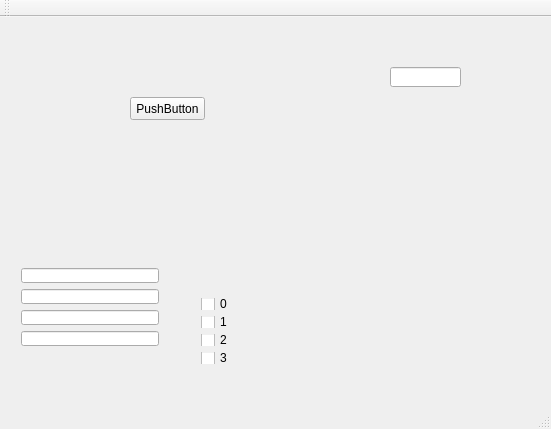
Freitag-fri/Ai-first-program, file mainwindow.ui: the form before one commit.
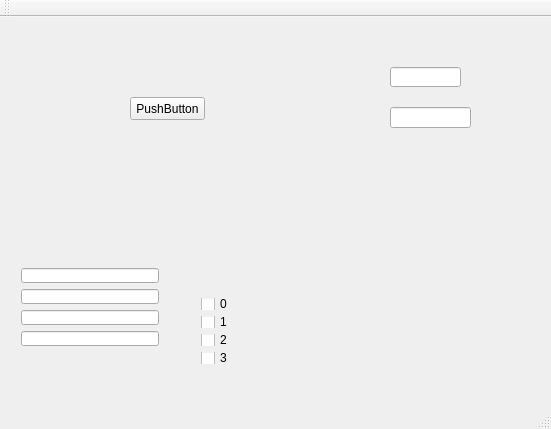
The form after the commit.

The edit to the form file:
```diff
--- a/mainwindow.ui
+++ b/mainwindow.ui
@@ -101,6 +101,16 @@
      </rect>
     </property>
    </widget>
+   <widget class="QLineEdit" name="lineEdit_5">
+    <property name="geometry">
+     <rect>
+      <x>390</x>
+      <y>90</y>
+      <width>81</width>
+      <height>21</height>
+     </rect>
+    </property>
+   </widget>
   </widget>
   <widget class="QMenuBar" name="menuBar">
    <property name="geometry">
```
